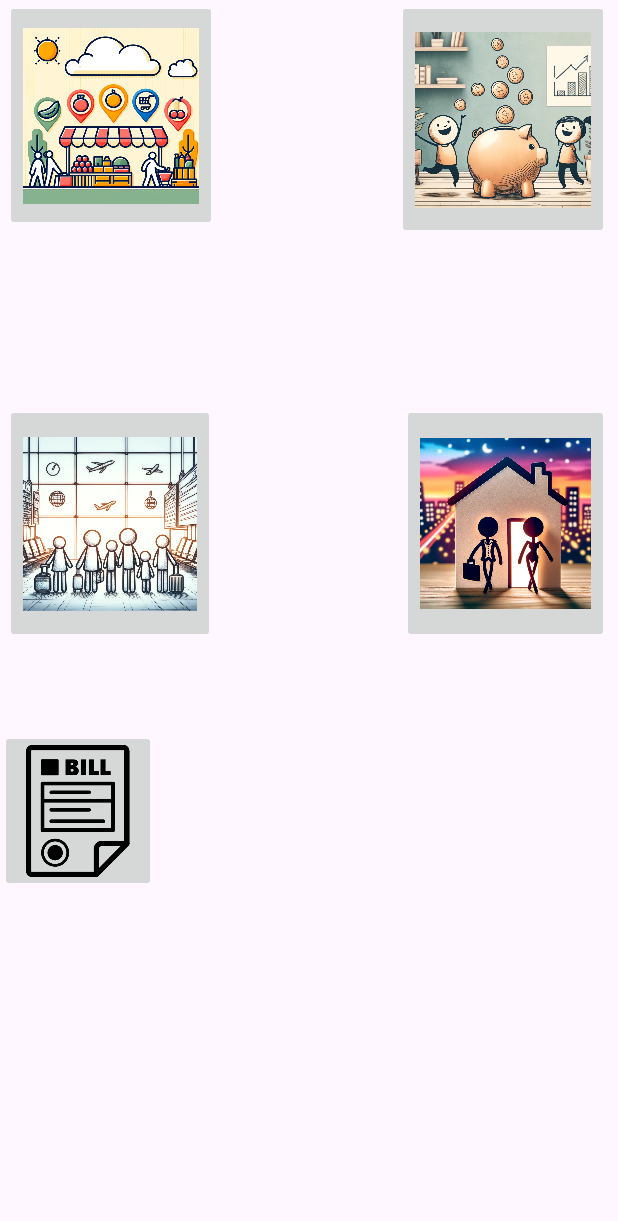
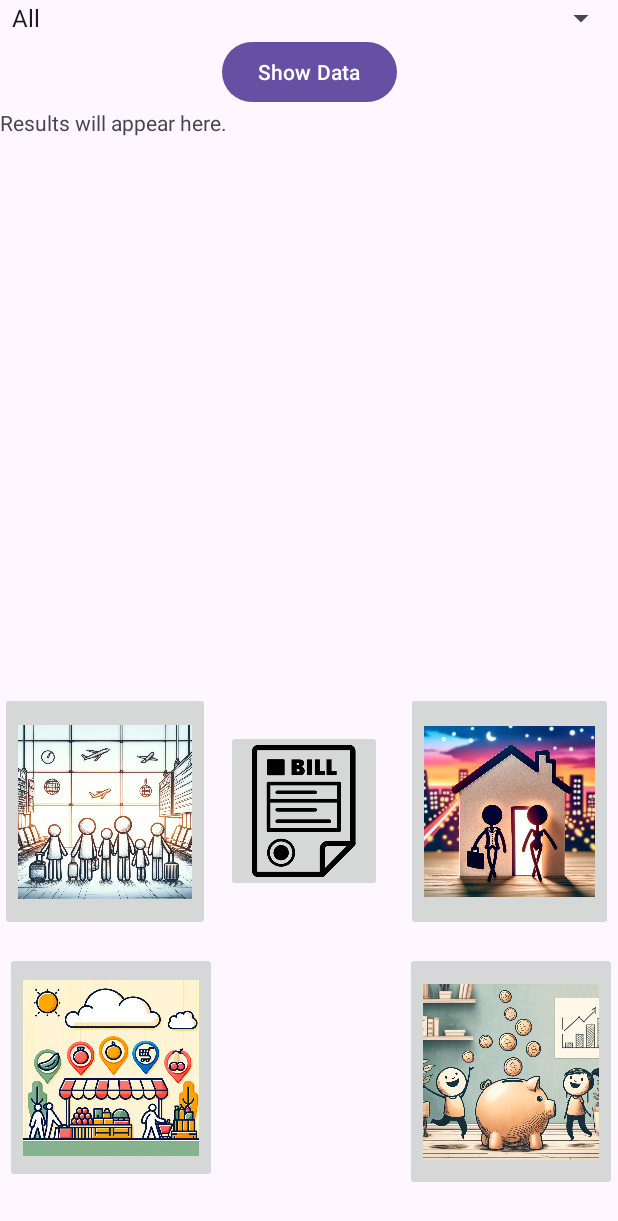
Before and after one commit to Anton-Duong/OSFinal, an Android app: the screen it shows after launch (MainActivity), on a phone screen of 412 x 824 dp. Shown: the top 1221 px of the screen. Run offline under Robolectric (Android 15) with nearby library versions, the phone set to English and light mode, and no system bars.

Commit message:
implementation done

```diff
--- a/app/src/main/java/com/example/appf/DBHandler.java
+++ b/app/src/main/java/com/example/appf/DBHandler.java
@@ -1,10 +1,13 @@
 package com.example.appf;
 import android.content.ContentValues;
 import android.content.Context;
+import android.database.Cursor;
 import android.database.sqlite.SQLiteDatabase;
 import android.database.sqlite.SQLiteOpenHelper;
 
+import java.util.ArrayList;
 import java.util.Date;
+import java.util.List;
 
 public class DBHandler extends SQLiteOpenHelper  {
   private static final String DB_NAME = "budgetdb";
@@ -84,4 +87,23 @@ public class DBHandler extends SQLiteOpenHelper  {
     onCreate(db);
   }
 
+  public List<String> getPurchasesByCategory(String category) {
+    List<String> results = new ArrayList<>();
+    SQLiteDatabase db = this.getReadableDatabase();
+    Cursor cursor;
+    if (category.equals("All")) {
+      cursor = db.rawQuery("SELECT * FROM " + TABLE_NAME, null);
+    } else {
+      cursor = db.rawQuery("SELECT * FROM " + TABLE_NAME + " WHERE " + CATEGORY_COL + "=?", new String[]{category});
+    }
+    while (cursor.moveToNext()) {
+      results.add(cursor.getString(cursor.getColumnIndex(NAME_COL)) + " - " +
+        cursor.getInt(cursor.getColumnIndex(COST_COL)) + " on " +
+        new Date(cursor.getLong(cursor.getColumnIndex(DATE_COL))).toString());
+    }
+    cursor.close();
+    db.close();
+    return results;
+  }
+
 }
--- a/app/src/main/java/com/example/appf/MainActivity.java
+++ b/app/src/main/java/com/example/appf/MainActivity.java
@@ -2,8 +2,13 @@ package com.example.appf;
 
 import android.content.Intent;
 import android.os.Bundle;
+import android.text.TextUtils;
 import android.view.View;
+import android.widget.ArrayAdapter;
+import android.widget.Button;
 import android.widget.ImageButton;
+import android.widget.Spinner;
+import android.widget.TextView;
 
 import androidx.activity.EdgeToEdge;
 import androidx.appcompat.app.AppCompatActivity;
@@ -11,8 +16,15 @@ import androidx.core.graphics.Insets;
 import androidx.core.view.ViewCompat;
 import androidx.core.view.WindowInsetsCompat;
 
+import java.util.List;
+
 
 public class MainActivity extends AppCompatActivity {
+
+  private Spinner categorySpinner;
+  private TextView resultTextView;
+  private DBHandler dbHandler;
+
 
 
   @Override
@@ -70,6 +82,17 @@ public class MainActivity extends AppCompatActivity {
       }
     });
 
+    dbHandler = new DBHandler(this);
+    categorySpinner = findViewById(R.id.categorySpinner);
+    Button showDataButton = findViewById(R.id.showDataButton);
+    resultTextView = findViewById(R.id.resultTextView);
+
+    showDataButton.setOnClickListener(v -> {
+      String selectedCategory = categorySpinner.getSelectedItem().toString();
+      List<String> results = dbHandler.getPurchasesByCategory(selectedCategory);
+      resultTextView.setText(TextUtils.join("\n", results));
+    });
 
   }
+
 }
--- a/app/src/main/res/layout/activity_main.xml
+++ b/app/src/main/res/layout/activity_main.xml
@@ -14,57 +14,92 @@
     android:id="@+id/rentButton"
     android:layout_width="104dp"
     android:layout_height="108dp"
+    android:layout_marginStart="150dp"
+    android:layout_marginEnd="157dp"
     android:layout_marginBottom="229dp"
     android:adjustViewBounds="true"
     android:scaleType="centerInside"
     app:layout_constraintBottom_toBottomOf="parent"
-    app:srcCompat="@drawable/bill_icon"
-    tools:layout_editor_absoluteX="150dp" />
+    app:layout_constraintEnd_toEndOf="parent"
+    app:layout_constraintStart_toStartOf="parent"
+    app:srcCompat="@drawable/bill_icon" />
 
   <ImageButton
     android:id="@+id/groceryButton"
     android:layout_width="141dp"
     android:layout_height="154dp"
     android:layout_marginStart="3dp"
+    android:layout_marginEnd="267dp"
+    android:layout_marginBottom="35dp"
     android:adjustViewBounds="true"
     android:scaleType="centerInside"
+    app:layout_constraintBottom_toBottomOf="parent"
+    app:layout_constraintEnd_toEndOf="parent"
     app:layout_constraintStart_toStartOf="parent"
-    app:srcCompat="@drawable/dall_e_2024_05_03_15_16_55___a_cartoon_image_representing_the_concept_of__groceries__with_stick_figures__it_features_a_vibrant_market_scene_with_stick_figures_shopping_for_groceri"
-    tools:layout_editor_absoluteY="471dp" />
+    app:srcCompat="@drawable/dall_e_2024_05_03_15_16_55___a_cartoon_image_representing_the_concept_of__groceries__with_stick_figures__it_features_a_vibrant_market_scene_with_stick_figures_shopping_for_groceri" />
 
   <ImageButton
     android:id="@+id/goingOutButton"
     android:layout_width="138dp"
     android:layout_height="159dp"
-    android:layout_marginTop="269dp"
-    android:layout_marginEnd="6dp"
+    android:layout_marginEnd="3dp"
+    android:layout_marginBottom="203dp"
     android:adjustViewBounds="true"
     android:scaleType="centerInside"
+    app:layout_constraintBottom_toBottomOf="parent"
     app:layout_constraintEnd_toEndOf="parent"
-    app:layout_constraintTop_toTopOf="parent"
     app:srcCompat="@drawable/dall_e_2024_05_03_15_16_58___a_cartoon_image_depicting_the_theme__going_out__with_stick_figures__the_scene_shows_stick_figures_dressed_in_simple_lines_as_casual_evening_wear__step" />
 
   <ImageButton
     android:id="@+id/savingsButton"
     android:layout_width="141dp"
     android:layout_height="159dp"
-    android:layout_marginEnd="6dp"
+    android:layout_marginStart="270dp"
+    android:layout_marginBottom="30dp"
     android:adjustViewBounds="true"
     android:scaleType="centerInside"
-    app:layout_constraintEnd_toEndOf="parent"
-    app:srcCompat="@drawable/dall_e_2024_05_03_15_17_21___a_cartoon_image_illustrating_the_theme__savings__with_stick_figures__it_shows_stick_figures__drawn_with_simple_lines__joyfully_throwing_simple_circle_"
-    tools:layout_editor_absoluteY="466dp" />
+    app:layout_constraintBottom_toBottomOf="parent"
+    app:layout_constraintStart_toStartOf="parent"
+    app:srcCompat="@drawable/dall_e_2024_05_03_15_17_21___a_cartoon_image_illustrating_the_theme__savings__with_stick_figures__it_shows_stick_figures__drawn_with_simple_lines__joyfully_throwing_simple_circle_" />
 
   <ImageButton
     android:id="@+id/travelButton"
     android:layout_width="140dp"
     android:layout_height="159dp"
-    android:layout_marginStart="3dp"
-    android:layout_marginTop="269dp"
+    android:layout_marginBottom="203dp"
     android:adjustViewBounds="true"
     android:scaleType="centerInside"
+    app:layout_constraintBottom_toBottomOf="parent"
     app:layout_constraintStart_toStartOf="parent"
-    app:layout_constraintTop_toTopOf="parent"
     app:srcCompat="@drawable/dall_e_2024_05_03_15_22_17___a_cartoon_image_depicting__travel__with_stick_figures__it_features_stick_figures_of_different_shapes__with_luggage_depicted_as_simple_rectangles__stan" />
 
+  <Spinner
+    android:id="@+id/categorySpinner"
+    android:layout_width="411dp"
+    android:layout_height="wrap_content"
+    android:entries="@array/category_options"
+    app:layout_constraintTop_toTopOf="parent" />
+
+  <!-- Button for showing data -->
+  <Button
+    android:id="@+id/showDataButton"
+    android:layout_width="wrap_content"
+    android:layout_height="wrap_content"
+    android:layout_marginStart="148dp"
+    android:layout_marginTop="24dp"
+    android:layout_marginEnd="147dp"
+    android:text="Show Data"
+    app:layout_constraintEnd_toEndOf="parent"
+    app:layout_constraintStart_toStartOf="parent"
+    app:layout_constraintTop_toTopOf="parent" />
+
+  <!-- TextView for displaying results -->
+  <TextView
+    android:id="@+id/resultTextView"
+    android:layout_width="match_parent"
+    android:layout_height="wrap_content"
+    android:layout_marginTop="72dp"
+    android:text="Results will appear here."
+    app:layout_constraintTop_toTopOf="parent" />
+
 </androidx.constraintlayout.widget.ConstraintLayout>
--- /dev/null
+++ b/app/src/main/res/values/arrays.xml
@@ -0,0 +1,11 @@
+<?xml version="1.0" encoding="utf-8"?>
+<resources>
+  <string-array name="category_options">
+    <item>All</item> <!-- This allows users to select all categories -->
+    <item>Rent</item>
+    <item>Travel</item>
+    <item>Savings</item>
+    <item>Groceries</item>
+    <item>Miscellaneous</item>
+  </string-array>
+</resources>
```
